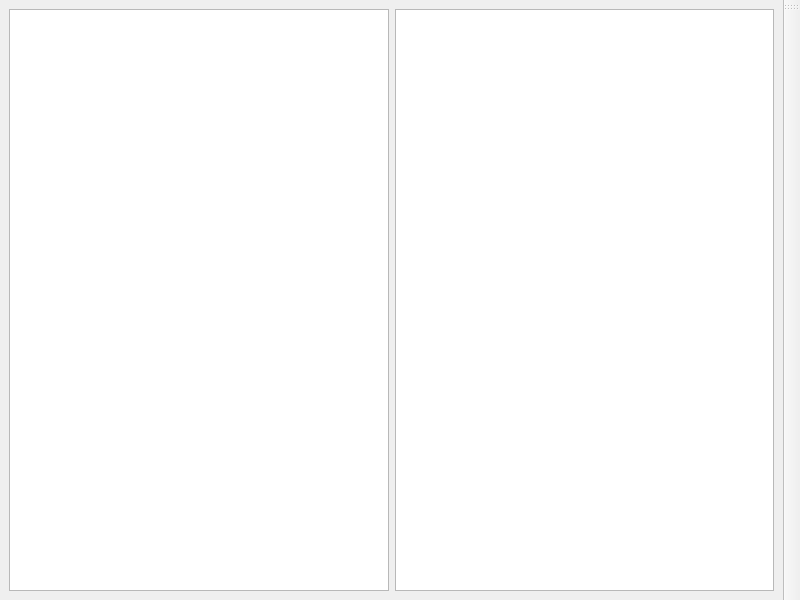
Above: ui/markdown_editor.ui from zpyg/RemHelper before the change. Below: the same form after it.
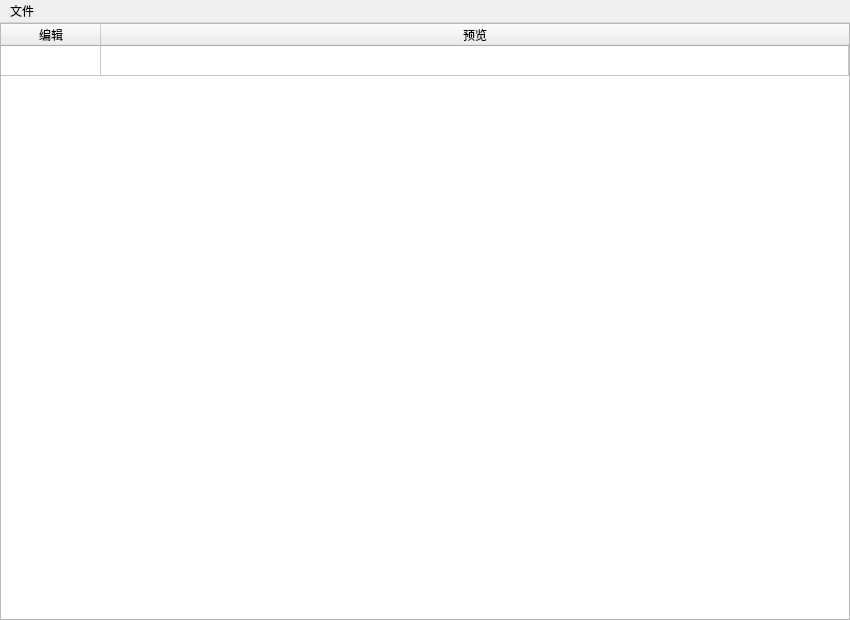
That is the form after the change.

Patch:
```diff
--- a/ui/markdown_editor.ui
+++ b/ui/markdown_editor.ui
@@ -6,8 +6,8 @@
    <rect>
     <x>0</x>
     <y>0</y>
-    <width>800</width>
-    <height>600</height>
+    <width>850</width>
+    <height>620</height>
    </rect>
   </property>
   <property name="windowTitle">
@@ -15,24 +15,86 @@
   </property>
   <widget class="QWidget" name="centralwidget">
    <layout class="QHBoxLayout" name="horizontalLayout">
+    <property name="spacing">
+     <number>0</number>
+    </property>
+    <property name="leftMargin">
+     <number>0</number>
+    </property>
+    <property name="topMargin">
+     <number>0</number>
+    </property>
+    <property name="rightMargin">
+     <number>0</number>
+    </property>
+    <property name="bottomMargin">
+     <number>0</number>
+    </property>
     <item>
-     <widget class="QPlainTextEdit" name="editor"/>
-    </item>
-    <item>
-     <widget class="QTextBrowser" name="browser"/>
+     <widget class="QTableWidget" name="group">
+      <property name="sizePolicy">
+       <sizepolicy hsizetype="Preferred" vsizetype="Preferred">
+        <horstretch>0</horstretch>
+        <verstretch>0</verstretch>
+       </sizepolicy>
+      </property>
+      <property name="minimumSize">
+       <size>
+        <width>0</width>
+        <height>0</height>
+       </size>
+      </property>
+      <property name="baseSize">
+       <size>
+        <width>0</width>
+        <height>0</height>
+       </size>
+      </property>
+      <property name="rowCount">
+       <number>1</number>
+      </property>
+      <attribute name="horizontalHeaderStretchLastSection">
+       <bool>true</bool>
+      </attribute>
+      <attribute name="verticalHeaderVisible">
+       <bool>false</bool>
+      </attribute>
+      <attribute name="verticalHeaderShowSortIndicator" stdset="0">
+       <bool>false</bool>
+      </attribute>
+      <row/>
+      <column>
+       <property name="text">
+        <string>编辑</string>
+       </property>
+      </column>
+      <column>
+       <property name="text">
+        <string>预览</string>
+       </property>
+      </column>
+     </widget>
     </item>
    </layout>
   </widget>
-  <widget class="QToolBar" name="toolBar">
-   <property name="windowTitle">
-    <string>toolBar</string>
+  <widget class="QMenuBar" name="menuBar">
+   <property name="geometry">
+    <rect>
+     <x>0</x>
+     <y>0</y>
+     <width>850</width>
+     <height>23</height>
+    </rect>
    </property>
-   <attribute name="toolBarArea">
-    <enum>RightToolBarArea</enum>
-   </attribute>
-   <attribute name="toolBarBreak">
-    <bool>false</bool>
-   </attribute>
+   <widget class="QMenu" name="menu">
+    <property name="title">
+     <string>文件</string>
+    </property>
+    <addaction name="save"/>
+    <addaction name="view"/>
+    <addaction name="open"/>
+   </widget>
+   <addaction name="menu"/>
   </widget>
  </widget>
  <resources/>
```
Left out of the diff: 15 changed lines with no effect on the pictures.
